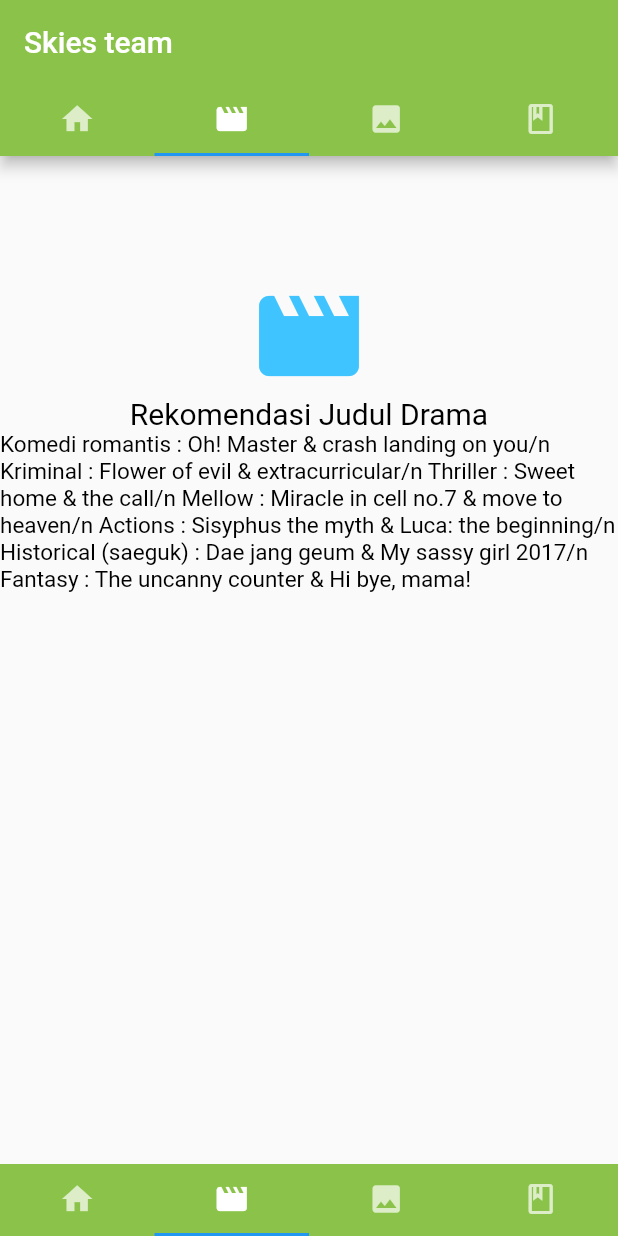
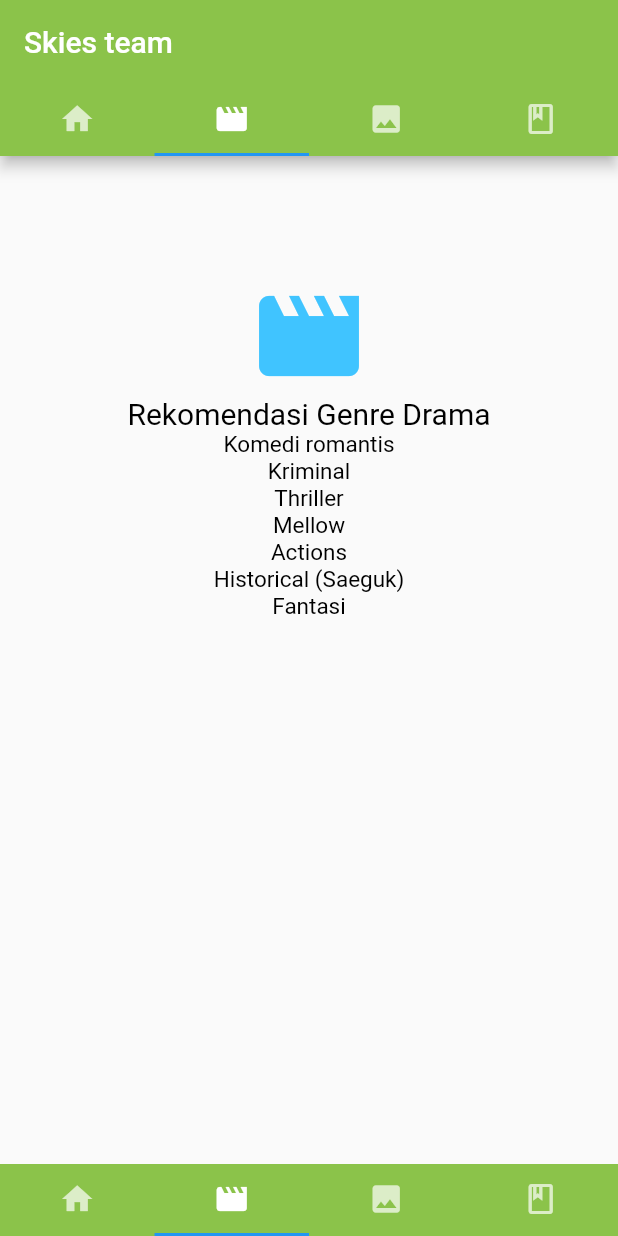
Before and after one commit to room2468/12-final-project-skies-team, a Flutter app: the screen it shows after launch, item 2 of the bottom bar chosen, on a phone screen of 412 x 824 dp. Run offline on Flutter 3.47's test engine with Material 2 defaults, Android fonts, the light colour scheme and no system bars; network calls fail.

Commit message:
Genre Update

```diff
--- a/lib/genre.dart
+++ b/lib/genre.dart
@@ -19,11 +19,35 @@ class Genre extends StatelessWidget {
               color: Colors.lightBlueAccent,
             ),
             new Text(
-              "Rekomendasi Judul Drama",
+              "Rekomendasi Genre Drama",
               style: new TextStyle(fontSize: 20.0, color: Colors.black),
             ),
             new Text(
-              "Komedi romantis : Oh! Master & crash landing on you/n Kriminal : Flower of evil & extracurricular/n Thriller : Sweet home & the call/n Mellow : Miracle in cell no.7 & move to heaven/n Actions : Sisyphus the myth & Luca: the beginning/n Historical (saeguk) : Dae jang geum & My sassy girl 2017/n Fantasy : The uncanny counter & Hi bye, mama!",
+              "Komedi romantis",
+              style: new TextStyle(fontSize: 15.0, color: Colors.black),
+            ),
+            new Text(
+              "Kriminal",
+              style: new TextStyle(fontSize: 15.0, color: Colors.black),
+            ),
+            new Text(
+              "Thriller",
+              style: new TextStyle(fontSize: 15.0, color: Colors.black),
+            ),
+            new Text(
+              "Mellow",
+              style: new TextStyle(fontSize: 15.0, color: Colors.black),
+            ),
+            new Text(
+              "Actions",
+              style: new TextStyle(fontSize: 15.0, color: Colors.black),
+            ),
+            new Text(
+              "Historical (Saeguk)",
+              style: new TextStyle(fontSize: 15.0, color: Colors.black),
+            ),
+            new Text(
+              "Fantasi",
               style: new TextStyle(fontSize: 15.0, color: Colors.black),
             ),
           ],
```
